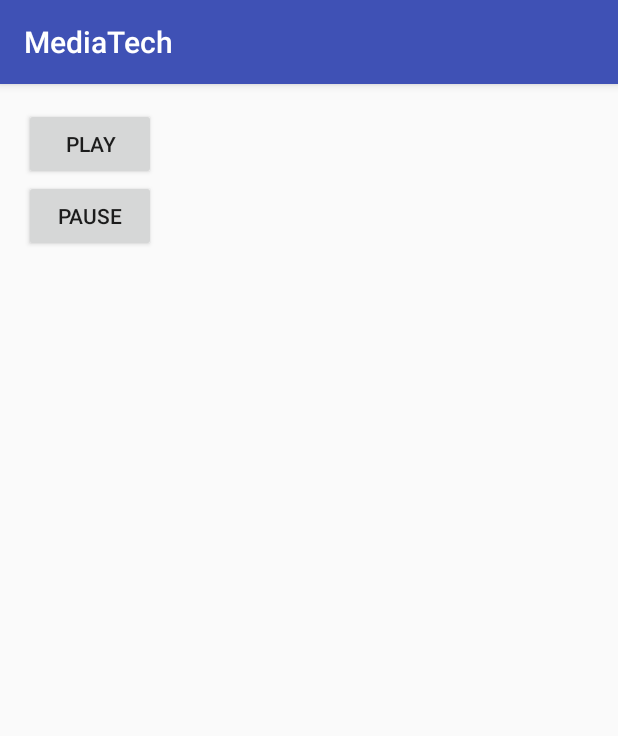
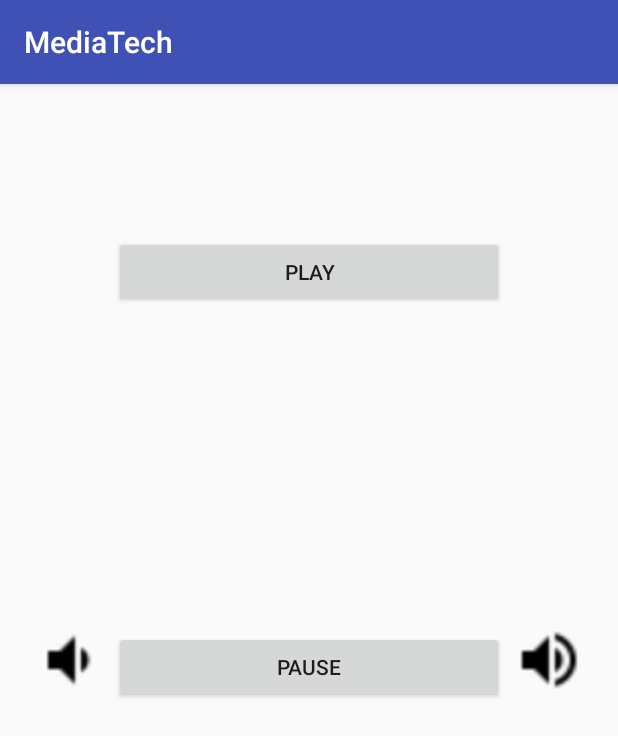
Before and after one commit to iam-ss/Android-Studio-Projects, an Android app: the screen it shows after launch (MainActivity), on a phone screen of 412 x 824 dp. Shown: the top 736 px of the screen. Run offline under Robolectric (Android 15) with nearby library versions, the phone set to English and light mode, and no system bars.

Commit message:
Add volume up and volume down buttons and add their respective functionality in their java files

```diff
--- a/MediaTech/app/src/main/res/layout/activity_main.xml
+++ b/MediaTech/app/src/main/res/layout/activity_main.xml
@@ -8,19 +8,57 @@
     android:paddingLeft="@dimen/activity_horizontal_margin"
     android:paddingRight="@dimen/activity_horizontal_margin"
     android:paddingTop="@dimen/activity_vertical_margin"
-    android:orientation="vertical"
+    android:orientation="horizontal"
     tools:context="com.example.android.mediatech.MainActivity">
+
+    <ImageView
+        android:layout_width="wrap_content"
+        android:layout_height="match_parent"
+        android:layout_gravity="center"
+        android:onClick="decrease_volume"
+        android:src="@drawable/ic_volume_down_black_24dp"
+        android:scaleX="2"
+        android:scaleY="2"
+        android:padding="18dp"
+        />
+    <LinearLayout
+        android:layout_width="0dp"
+        android:layout_weight="1"
+        android:layout_height="match_parent"
+
+        android:orientation="vertical">
 
         <Button
             android:id="@+id/play_btn"
-        android:layout_width="wrap_content"
+
+            android:layout_marginTop="85dp"
+            android:layout_marginBottom="215dp"
+
+            android:layout_width="match_parent"
             android:layout_height="wrap_content"
+
             android:text="Play"
             />
         <Button
             android:id="@+id/pause_btn"
-        android:layout_width="wrap_content"
+
+            android:layout_marginBottom="55dp"
+            android:layout_width="match_parent"
             android:layout_height="wrap_content"
             android:text="Pause"/>
 
     </LinearLayout>
+
+
+    <ImageView
+        android:onClick="increase_volume"
+        android:layout_width="wrap_content"
+        android:layout_height="match_parent"
+        android:src="@drawable/ic_volume_up_black_24dp"
+        android:scaleX="2"
+        android:scaleY="2"
+        android:layout_gravity="center"
+        android:padding="18dp"
+        />
+
+</LinearLayout>
```
Also changed, not shown: MediaTech/app/src/main/java/com/example/android/mediatech/MainActivity.java (+20 -0 lines), MediaTech/app/src/main/res/drawable/ic_volume_down_black_24dp.png (added), MediaTech/app/src/main/res/drawable/ic_volume_up_black_24dp.png (added). Lines whose indentation alone changed are shown as unchanged.
